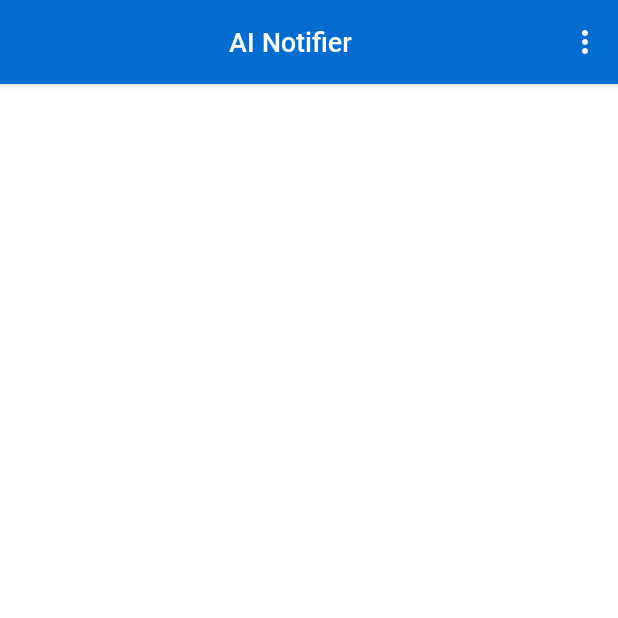
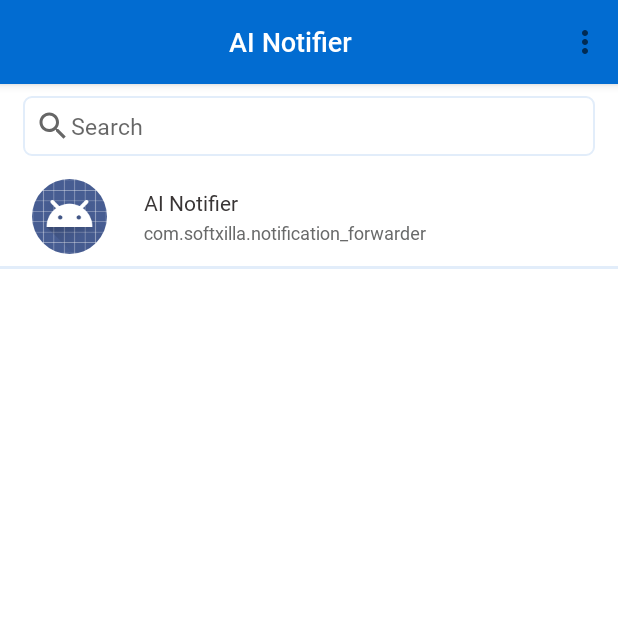
Before and after one commit to kzamaan/notifier-app, an Android app: the screen it shows after launch (MainActivity before the commit, DashboardActivity after it), in the options menu, after a tap on "Application", on a phone screen of 412 x 824 dp, the top half of it. Run offline under Robolectric (Android 15) with nearby library versions, the phone set to English and light mode, and no system bars; our stand-ins replace CircleImageView, Dagger/Hilt's generated code, Shimmer, data binding, sdp/ssp sizes; pictures from the network do not load.

Commit message:
show application list

```diff
--- a/app/src/main/java/com/softxilla/notification_forwarder/ui/MainActivity.kt
+++ b/app/src/main/java/com/softxilla/notification_forwarder/ui/MainActivity.kt
@@ -12,6 +12,7 @@ import android.provider.Settings
 import android.provider.Settings.ACTION_NOTIFICATION_LISTENER_SETTINGS
 import android.text.TextUtils
 import android.view.Menu
+import android.view.MenuItem
 import android.view.View
 import android.widget.ImageView
 import android.widget.TextView
@@ -20,6 +21,8 @@ import androidx.appcompat.widget.Toolbar
 import androidx.core.content.ContextCompat
 import com.softxilla.notification_forwarder.R
 import com.softxilla.notification_forwarder.base.BaseActivity
+import com.softxilla.notification_forwarder.ui.activities.DashboardActivity
+import com.softxilla.notification_forwarder.utils.goToNextActivityAnimation
 import com.softxilla.notification_forwarder.utils.visible
 import dagger.hilt.android.AndroidEntryPoint
 
@@ -94,4 +97,14 @@ class MainActivity : BaseActivity() {
         menuInflater.inflate(R.menu.bottom_nav_menu, menu)
         return true
     }
+
+    override fun onOptionsItemSelected(item: MenuItem): Boolean {
+        return when (item.itemId) {
+            R.id.applicationList -> {
+                goToNextActivityAnimation(this, Intent(this, DashboardActivity::class.java))
+                true
+            }
+            else -> super.onOptionsItemSelected(item)
+        }
+    }
 }
--- a/app/src/main/java/com/softxilla/notification_forwarder/ui/fragments/ApplicationListFragment.kt
+++ b/app/src/main/java/com/softxilla/notification_forwarder/ui/fragments/ApplicationListFragment.kt
@@ -10,10 +10,12 @@ import androidx.recyclerview.widget.LinearLayoutManager
 import dagger.hilt.android.AndroidEntryPoint
 import com.softxilla.notification_forwarder.R
 import com.softxilla.notification_forwarder.adapter.ApplicationAdapter
+import com.softxilla.notification_forwarder.base.BaseActivity
 import com.softxilla.notification_forwarder.base.BaseFragment
 import com.softxilla.notification_forwarder.data.model.ApplicationModel
 import com.softxilla.notification_forwarder.databinding.FragmentApplicationListBinding
 import com.softxilla.notification_forwarder.ui.MainActivity
+import com.softxilla.notification_forwarder.ui.activities.DashboardActivity
 import com.softxilla.notification_forwarder.utils.hideSoftKeyboard
 import java.text.Collator
 
@@ -41,12 +43,12 @@ class ApplicationListFragment : BaseFragment<FragmentApplicationListBinding>() {
 
     @SuppressLint("QueryPermissionsNeeded")
     override fun initializeApp() {
-        (activity as MainActivity).showToolbar(false) //display toolbar
-        (activity as MainActivity).setToolbarTitle("Application List")
+        (activity as BaseActivity).showToolbar(false) //display toolbar
+        (activity as BaseActivity).setToolbarTitle("Application List")
 
         //get a list of installed apps.
         val intent = Intent(Intent.ACTION_MAIN, null).addCategory(Intent.CATEGORY_LAUNCHER)
-        val packageManager = (mActivity as MainActivity).packageManager
+        val packageManager = mActivity.packageManager
         val packages = packageManager.queryIntentActivities(intent, PackageManager.GET_META_DATA)
         val applicationModel = ArrayList<ApplicationModel>()
         packages.forEach { packageInfo ->
--- a/app/src/main/res/layout/activity_dashboard.xml
+++ b/app/src/main/res/layout/activity_dashboard.xml
@@ -20,6 +20,7 @@
         app:layout_constraintBottom_toBottomOf="parent"
         app:layout_constraintLeft_toLeftOf="parent"
         app:layout_constraintRight_toRightOf="parent"
-        app:layout_constraintTop_toBottomOf="@+id/toolbar_root" />
+        app:layout_constraintTop_toBottomOf="@+id/toolbar_root"
+        app:navGraph="@navigation/graph_dashboard" />
 
 </androidx.constraintlayout.widget.ConstraintLayout>
--- a/app/src/main/res/layout/activity_main.xml
+++ b/app/src/main/res/layout/activity_main.xml
@@ -22,6 +22,6 @@
         app:layout_constraintLeft_toLeftOf="parent"
         app:layout_constraintRight_toRightOf="parent"
         app:layout_constraintTop_toBottomOf="@+id/toolbar_root"
-        app:navGraph="@navigation/app_list_graph" />
+        app:navGraph="@navigation/graph_app_list" />
 
 </androidx.constraintlayout.widget.ConstraintLayout>
--- a/app/src/main/res/navigation/app_list_graph.xml
+++ b/app/src/main/res/navigation/graph_app_list.xml
@@ -15,19 +15,6 @@
         android:id="@+id/applicationListFragment"
         android:name="com.softxilla.notification_forwarder.ui.fragments.ApplicationListFragment"
         android:label="ApplicationListFragment"
-        tools:layout="@layout/fragment_application_list">
-        <action
-            android:id="@+id/action_applicationListFragment_to_applicationDetailFragment"
-            app:destination="@id/applicationDetailFragment"
-            app:enterAnim="@anim/animation_slide_in_right"
-            app:exitAnim="@anim/animation_slide_out_left"
-            app:popEnterAnim="@anim/animation_slide_in_left"
-            app:popExitAnim="@anim/animation_slide_out_right" />
-    </fragment>
+        tools:layout="@layout/fragment_application_list" />
 
-    <fragment
-        android:id="@+id/applicationDetailFragment"
-        android:name="com.softxilla.notification_forwarder.ui.fragments.ApplicationDetailFragment"
-        android:label="ApplicationDetailFragment"
-        tools:layout="@layout/fragment_application_detail" />
 </navigation>
--- /dev/null
+++ b/app/src/main/res/navigation/graph_dashboard.xml
@@ -0,0 +1,13 @@
+<?xml version="1.0" encoding="utf-8"?>
+<navigation xmlns:android="http://schemas.android.com/apk/res/android"
+    xmlns:app="http://schemas.android.com/apk/res-auto"
+    xmlns:tools="http://schemas.android.com/tools"
+    android:id="@+id/nav_auth"
+    app:startDestination="@id/applicationListFragment">
+
+    <fragment
+        android:id="@+id/applicationListFragment"
+        android:name="com.softxilla.notification_forwarder.ui.fragments.ApplicationListFragment"
+        android:label="ApplicationListFragment"
+        tools:layout="@layout/fragment_application_list" />
+</navigation>
```
Also changed, not shown: app/src/main/java/com/softxilla/notification_forwarder/ui/fragments/ApplicationDetailFragment.kt (deleted, +0 -48 lines).
